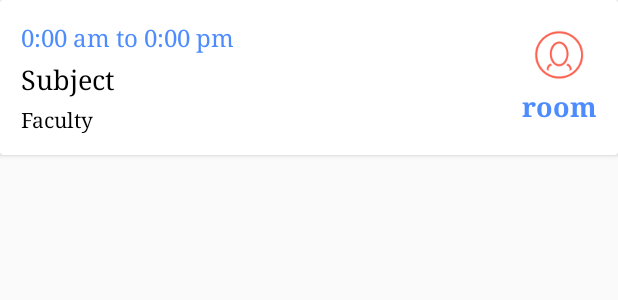
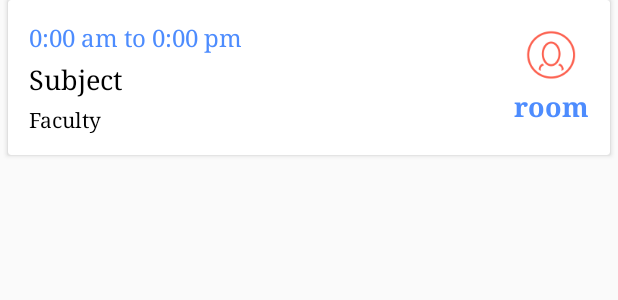
Before and after one commit to shyam1234/NewBlankFramework, an Android app: the layout fragment_timetable_row.xml on its own in the app's theme, with its tools: preview values and no code run, on a phone screen of 412 x 824 dp. Shown: the top 300 px of the screen. Run offline under Robolectric (Android 15) with nearby library versions, the light colour scheme and no system bars; network calls fail.

Commit message:
MG_office

```diff
--- a/app/src/main/res/layout/fragment_timetable.xml
+++ b/app/src/main/res/layout/fragment_timetable.xml
@@ -12,6 +12,7 @@
         android:layout_height="wrap_content"></include>
 
     <LinearLayout
+        android:layout_marginBottom="5dp"
         android:id="@+id/lin_calendar"
         android:layout_width="match_parent"
         android:layout_height="wrap_content"
@@ -28,7 +29,7 @@
         android:id="@+id/view_resu"
         android:layout_width="match_parent"
         android:layout_height="0.1dp"
-        android:layout_below="@+id/rel_results"
+        android:layout_below="@+id/lin_calendar"
         android:background="@color/colorMargin"></View>
 
     <android.support.v7.widget.RecyclerView
--- a/app/src/main/res/layout/fragment_timetable_row.xml
+++ b/app/src/main/res/layout/fragment_timetable_row.xml
@@ -1,7 +1,10 @@
 <?xml version="1.0" encoding="utf-8"?>
 <android.support.v7.widget.CardView xmlns:android="http://schemas.android.com/apk/res/android"
     android:layout_width="match_parent"
-    android:layout_height="wrap_content">
+    android:layout_height="wrap_content"
+    android:layout_marginBottom="5dp"
+    android:layout_marginLeft="5dp"
+    android:layout_marginRight="5dp">
 
     <RelativeLayout
         android:id="@+id/rel_timetable_row"
```
